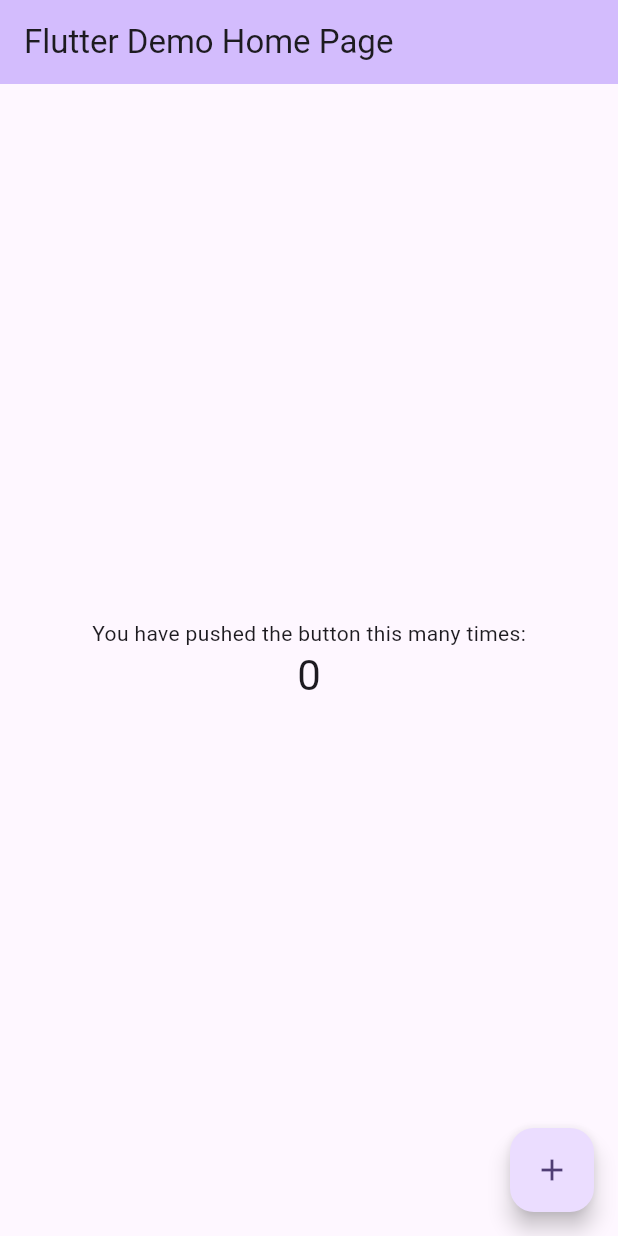
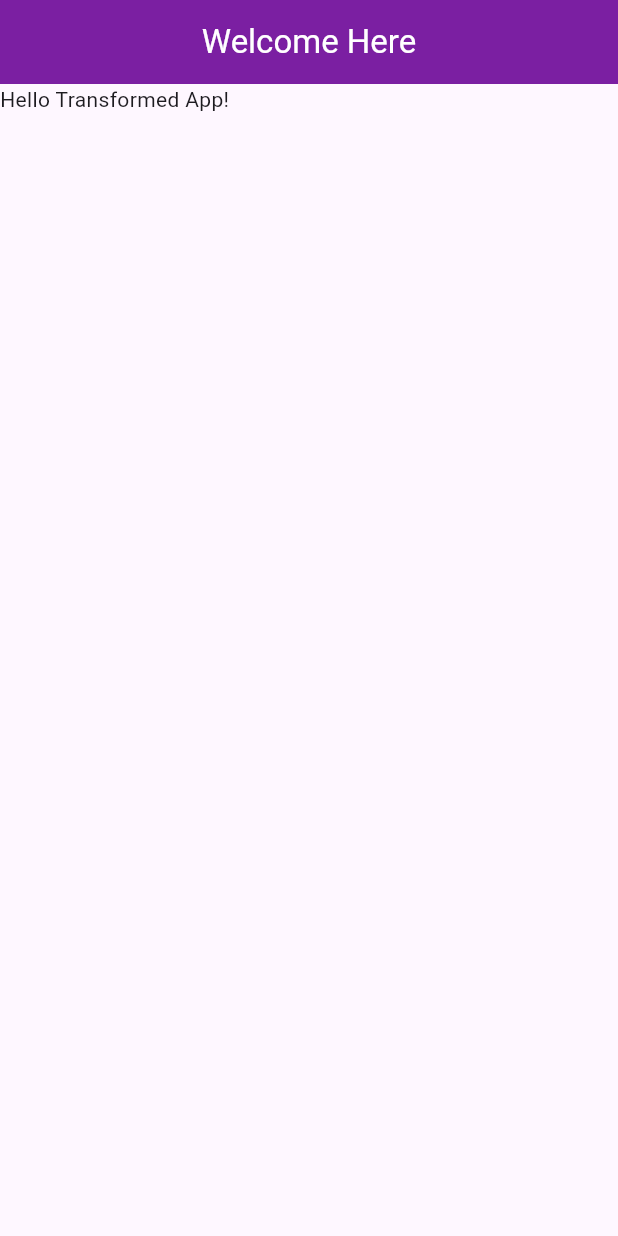
Before and after one commit to kinyonyi/learn_flutter, a Flutter app: the screen it shows after launch, on a phone screen of 412 x 824 dp. Run offline on Flutter 3.47's test engine with Material 3 defaults, Android fonts, the phone set to English and light mode, and no system bars.

Commit message:
modified the main.dart file, created home.dart and imported in to main

```diff
--- /dev/null
+++ b/lib/home.dart
@@ -0,0 +1,18 @@
+import 'package:flutter/material.dart';
+
+class Home extends StatelessWidget {
+  const Home({super.key});
+
+  @override
+  Widget build(BuildContext context) {
+    return Scaffold(
+      appBar: AppBar(
+        title: const Text("Welcome Here"),
+        backgroundColor: Colors.purple[700],
+        foregroundColor: Colors.white,
+        centerTitle: true,
+      ),
+      body: const Text("Hello Transformed App!"),
+    );
+  }
+}
--- a/lib/main.dart
+++ b/lib/main.dart
@@ -1,125 +1,6 @@
+import 'package:learn_flutter/home.dart';
 import 'package:flutter/material.dart';
 
 void main() {
-  runApp(const MyApp());
+  runApp(const MaterialApp(home: Home()));
 }
-
-class MyApp extends StatelessWidget {
-  const MyApp({super.key});
-
-  // This widget is the root of your application.
-  @override
-  Widget build(BuildContext context) {
-    return MaterialApp(
-      title: 'Flutter Demo',
-      theme: ThemeData(
-        // This is the theme of your application.
-        //
-        // TRY THIS: Try running your application with "flutter run". You'll see
-        // the application has a purple toolbar. Then, without quitting the app,
-        // try changing the seedColor in the colorScheme below to Colors.green
-        // and then invoke "hot reload" (save your changes or press the "hot
-        // reload" button in a Flutter-supported IDE, or press "r" if you used
-        // the command line to start the app).
-        //
-        // Notice that the counter didn't reset back to zero; the application
-        // state is not lost during the reload. To reset the state, use hot
-        // restart instead.
-        //
-        // This works for code too, not just values: Most code changes can be
-        // tested with just a hot reload.
-        colorScheme: ColorScheme.fromSeed(seedColor: Colors.deepPurple),
-        useMaterial3: true,
-      ),
-      home: const MyHomePage(title: 'Flutter Demo Home Page'),
-    );
-  }
-}
-
-class MyHomePage extends StatefulWidget {
-  const MyHomePage({super.key, required this.title});
-
-  // This widget is the home page of your application. It is stateful, meaning
-  // that it has a State object (defined below) that contains fields that affect
-  // how it looks.
-
-  // This class is the configuration for the state. It holds the values (in this
-  // case the title) provided by the parent (in this case the App widget) and
-  // used by the build method of the State. Fields in a Widget subclass are
-  // always marked "final".
-
-  final String title;
-
-  @override
-  State<MyHomePage> createState() => _MyHomePageState();
-}
-
-class _MyHomePageState extends State<MyHomePage> {
-  int _counter = 0;
-
-  void _incrementCounter() {
-    setState(() {
-      // This call to setState tells the Flutter framework that something has
-      // changed in this State, which causes it to rerun the build method below
-      // so that the display can reflect the updated values. If we changed
-      // _counter without calling setState(), then the build method would not be
-      // called again, and so nothing would appear to happen.
-      _counter++;
-    });
-  }
-
-  @override
-  Widget build(BuildContext context) {
-    // This method is rerun every time setState is called, for instance as done
-    // by the _incrementCounter method above.
-    //
-    // The Flutter framework has been optimized to make rerunning build methods
-    // fast, so that you can just rebuild anything that needs updating rather
-    // than having to individually change instances of widgets.
-    return Scaffold(
-      appBar: AppBar(
-        // TRY THIS: Try changing the color here to a specific color (to
-        // Colors.amber, perhaps?) and trigger a hot reload to see the AppBar
-        // change color while the other colors stay the same.
-        backgroundColor: Theme.of(context).colorScheme.inversePrimary,
-        // Here we take the value from the MyHomePage object that was created by
-        // the App.build method, and use it to set our appbar title.
-        title: Text(widget.title),
-      ),
-      body: Center(
-        // Center is a layout widget. It takes a single child and positions it
-        // in the middle of the parent.
-        child: Column(
-          // Column is also a layout widget. It takes a list of children and
-          // arranges them vertically. By default, it sizes itself to fit its
-          // children horizontally, and tries to be as tall as its parent.
-          //
-          // Column has various properties to control how it sizes itself and
-          // how it positions its children. Here we use mainAxisAlignment to
-          // center the children vertically; the main axis here is the vertical
-          // axis because Columns are vertical (the cross axis would be
-          // horizontal).
-          //
-          // TRY THIS: Invoke "debug painting" (choose the "Toggle Debug Paint"
-          // action in the IDE, or press "p" in the console), to see the
-          // wireframe for each widget.
-          mainAxisAlignment: MainAxisAlignment.center,
-          children: <Widget>[
-            const Text(
-              'You have pushed the button this many times:',
-            ),
-            Text(
-              '$_counter',
-              style: Theme.of(context).textTheme.headlineMedium,
-            ),
-          ],
-        ),
-      ),
-      floatingActionButton: FloatingActionButton(
-        onPressed: _incrementCounter,
-        tooltip: 'Increment',
-        child: const Icon(Icons.add),
-      ), // This trailing comma makes auto-formatting nicer for build methods.
-    );
-  }
-}
```
